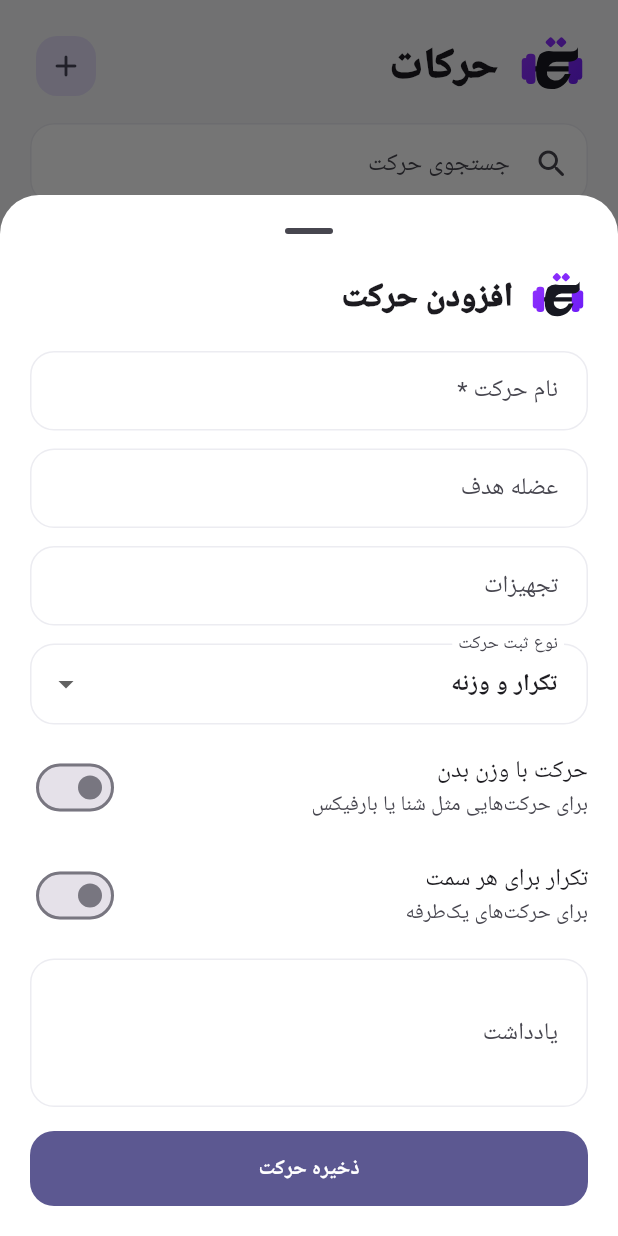
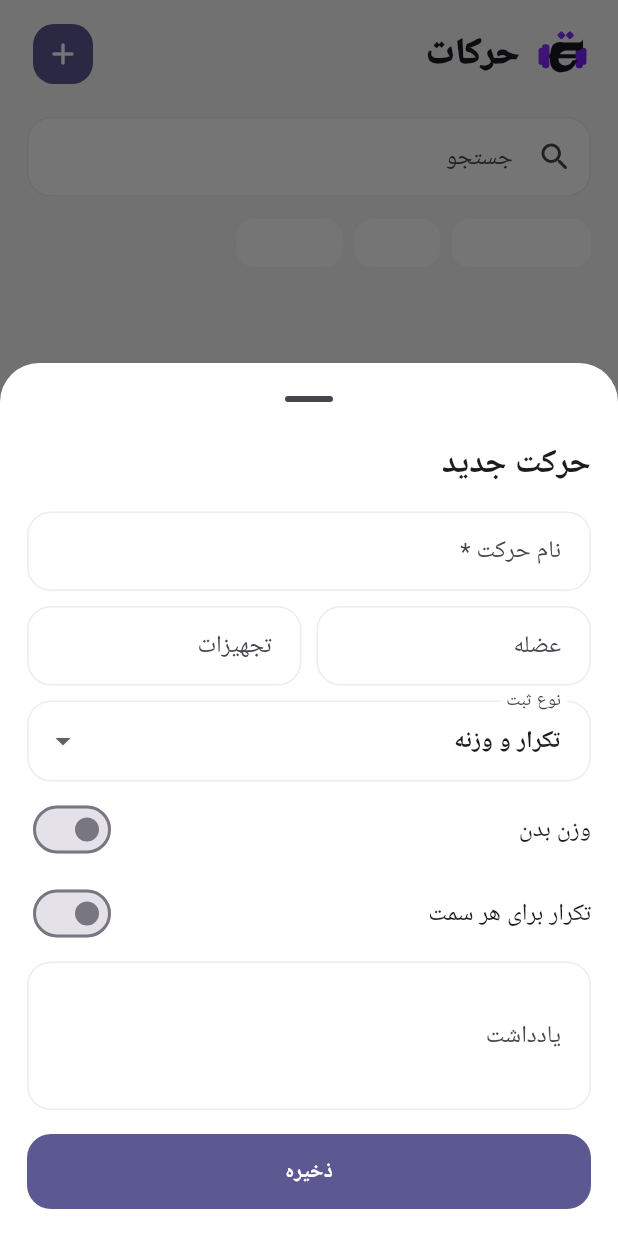
Before and after one commit to sahandse/tamrino, a Flutter app: the ExercisesScreen screen opened directly, after a tap on the "add" icon, on a phone screen of 412 x 824 dp. Run offline on Flutter 3.47's test engine with Material 3 defaults, Android fonts, the phone set to English and light mode, and no system bars; our stand-ins replace file_picker, flutter_local_notifications, flutter_timezone, shared_preferences, sqflite, timezone; accounts and stored records are empty.

Commit message:
design: simplify exercises library UI

```diff
--- a/lib/features/exercises/exercises_screen.dart
+++ b/lib/features/exercises/exercises_screen.dart
@@ -29,29 +29,26 @@ class _ExercisesScreenState extends State<ExercisesScreen> {
     final saved = await showModalBottomSheet<bool>(
       context: context,
       isScrollControlled: true,
-      showDragHandle: true,
       builder: (context) => StatefulBuilder(
         builder: (context, modalSetState) => Directionality(
           textDirection: TextDirection.rtl,
           child: Padding(
-            padding: EdgeInsets.only(left: 20, right: 20, bottom: MediaQuery.of(context).viewInsets.bottom + 20),
+            padding: EdgeInsets.fromLTRB(18, 4, 18, MediaQuery.of(context).viewInsets.bottom + 18),
             child: SingleChildScrollView(
               child: Column(mainAxisSize: MainAxisSize.min, crossAxisAlignment: CrossAxisAlignment.stretch, children: [
+                Text(item == null ? 'حرکت جدید' : 'ویرایش حرکت', style: Theme.of(context).textTheme.titleLarge),
+                const SizedBox(height: 18),
+                TextField(controller: name, decoration: const InputDecoration(labelText: 'نام حرکت *')),
+                const SizedBox(height: 10),
                 Row(children: [
-                  const TamrinoLogo(size: 40),
+                  Expanded(child: TextField(controller: muscle, decoration: const InputDecoration(labelText: 'عضله'))),
                   const SizedBox(width: 10),
-                  Expanded(child: Text(item == null ? 'افزودن حرکت' : 'ویرایش حرکت', style: Theme.of(context).textTheme.titleLarge?.copyWith(fontWeight: FontWeight.w900))),
+                  Expanded(child: TextField(controller: equipment, decoration: const InputDecoration(labelText: 'تجهیزات'))),
                 ]),
-                const SizedBox(height: 16),
-                TextField(controller: name, decoration: const InputDecoration(labelText: 'نام حرکت *')),
-                const SizedBox(height: 12),
-                TextField(controller: muscle, decoration: const InputDecoration(labelText: 'عضله هدف')),
-                const SizedBox(height: 12),
-                TextField(controller: equipment, decoration: const InputDecoration(labelText: 'تجهیزات')),
-                const SizedBox(height: 12),
+                const SizedBox(height: 10),
                 DropdownButtonFormField<String>(
                   initialValue: exerciseMode,
-                  decoration: const InputDecoration(labelText: 'نوع ثبت حرکت'),
+                  decoration: const InputDecoration(labelText: 'نوع ثبت'),
                   items: const [
                     DropdownMenuItem(value: 'reps', child: Text('تکرار و وزنه')),
                     DropdownMenuItem(value: 'timed', child: Text('زمانی')),
@@ -60,22 +57,20 @@ class _ExercisesScreenState extends State<ExercisesScreen> {
                     if (value != null) modalSetState(() => exerciseMode = value);
                   },
                 ),
-                const SizedBox(height: 6),
-                SwitchListTile(
+                const SizedBox(height: 4),
+                SwitchListTile.adaptive(
                   contentPadding: EdgeInsets.zero,
-                  title: const Text('حرکت با وزن بدن'),
-                  subtitle: const Text('برای حرکت‌هایی مثل شنا یا بارفیکس'),
+                  title: const Text('وزن بدن'),
                   value: isBodyweight,
-                  onChanged: (value) => modalSetState(() => isBodyweight = value),
+                  onChanged: (v) => modalSetState(() => isBodyweight = v),
                 ),
-                SwitchListTile(
+                SwitchListTile.adaptive(
                   contentPadding: EdgeInsets.zero,
                   title: const Text('تکرار برای هر سمت'),
-                  subtitle: const Text('برای حرکت‌های یک‌طرفه'),
                   value: perSide,
-                  onChanged: (value) => modalSetState(() => perSide = value),
+                  onChanged: (v) => modalSetState(() => perSide = v),
                 ),
-                const SizedBox(height: 6),
+                const SizedBox(height: 4),
                 TextField(controller: notes, maxLines: 3, decoration: const InputDecoration(labelText: 'یادداشت')),
                 const SizedBox(height: 16),
                 FilledButton(
@@ -105,7 +100,7 @@ class _ExercisesScreenState extends State<ExercisesScreen> {
                     }
                     if (context.mounted) Navigator.pop(context, true);
                   },
-                  child: Text(item == null ? 'ذخیره حرکت' : 'ذخیره تغییرات'),
+                  child: const Text('ذخیره'),
                 ),
               ]),
             ),
@@ -135,21 +130,24 @@ class _ExercisesScreenState extends State<ExercisesScreen> {
 
         return Scaffold(
           body: Padding(
-            padding: const EdgeInsets.all(20),
+            padding: const EdgeInsets.fromLTRB(18, 12, 18, 0),
             child: Column(crossAxisAlignment: CrossAxisAlignment.stretch, children: [
               Row(children: [
-                const TamrinoLogo(size: 48),
-                const SizedBox(width: 12),
-                Expanded(child: Text('حرکات', style: Theme.of(context).textTheme.headlineMedium?.copyWith(fontWeight: FontWeight.w900))),
-                IconButton.filledTonal(onPressed: () => _openExerciseEditor(), icon: const Icon(Icons.add_rounded)),
+                const TamrinoLogo(size: 38),
+                const SizedBox(width: 10),
+                Expanded(child: Text('حرکات', style: Theme.of(context).textTheme.headlineSmall)),
+                IconButton.filled(onPressed: () => _openExerciseEditor(), icon: const Icon(Icons.add_rounded)),
               ]),
-              const SizedBox(height: 14),
-              TextField(onChanged: (value) => setState(() => query = value), decoration: const InputDecoration(hintText: 'جستجوی حرکت', prefixIcon: Icon(Icons.search_rounded))),
+              const SizedBox(height: 18),
+              TextField(
+                onChanged: (value) => setState(() => query = value),
+                decoration: const InputDecoration(hintText: 'جستجو', prefixIcon: Icon(Icons.search_rounded)),
+              ),
               const SizedBox(height: 10),
-              SingleChildScrollView(
-                scrollDirection: Axis.horizontal,
-                child: Row(children: [
-                  FilterChip(label: const Text('علاقه‌مندی'), selected: favoritesOnly, onSelected: (v) => setState(() => favoritesOnly = v)),
+              SizedBox(
+                height: 42,
+                child: ListView(scrollDirection: Axis.horizontal, children: [
+                  FilterChip(label: const Text('★ علاقه‌مندی'), selected: favoritesOnly, onSelected: (v) => setState(() => favoritesOnly = v)),
                   const SizedBox(width: 8),
                   PopupMenuButton<String>(
                     onSelected: (v) => setState(() => muscleFilter = v == '__all' ? null : v),
@@ -164,41 +162,46 @@ class _ExercisesScreenState extends State<ExercisesScreen> {
                   ),
                 ]),
               ),
-              const SizedBox(height: 14),
+              const SizedBox(height: 12),
               Expanded(
                 child: snapshot.connectionState == ConnectionState.waiting
                     ? const Center(child: CircularProgressIndicator())
                     : items.isEmpty
                         ? const _EmptyExercises()
                         : ListView.separated(
+                            padding: const EdgeInsets.only(bottom: 24),
                             itemCount: items.length,
-                            separatorBuilder: (_, __) => const SizedBox(height: 10),
+                            separatorBuilder: (_, _) => const SizedBox(height: 8),
                             itemBuilder: (context, index) {
                               final item = items[index];
-                              final muscle = item['muscle_group'] as String?;
-                              final eq = item['equipment'] as String?;
                               final tags = <String>[
-                                if (muscle?.isNotEmpty == true) muscle!,
-                                if (eq?.isNotEmpty == true) eq!,
+                                if ((item['muscle_group'] as String?)?.isNotEmpty == true) item['muscle_group'] as String,
+                                if ((item['equipment'] as String?)?.isNotEmpty == true) item['equipment'] as String,
                                 if (item['exercise_mode'] == 'timed') 'زمانی',
                                 if (item['is_bodyweight'] == 1) 'وزن بدن',
                                 if (item['per_side'] == 1) 'هر سمت',
                               ];
                               return Card(
                                 child: ListTile(
-                                  leading: CircleAvatar(child: item['is_favorite'] == 1 ? const Icon(Icons.star_rounded) : const TamrinoLogo(size: 25)),
+                                  contentPadding: const EdgeInsets.symmetric(horizontal: 14, vertical: 4),
+                                  leading: Container(
+                                    width: 42,
+                                    height: 42,
+                                    decoration: BoxDecoration(
+                                      color: Theme.of(context).colorScheme.primary.withValues(alpha: .08),
+                                      borderRadius: BorderRadius.circular(13),
+                                    ),
+                                    child: Icon(Icons.fitness_center_rounded, size: 20, color: Theme.of(context).colorScheme.primary),
+                                  ),
                                   title: Text(item['name'] as String, style: const TextStyle(fontWeight: FontWeight.w800)),
-                                  subtitle: Text(tags.join(' • ')),
-                                  trailing: Row(mainAxisSize: MainAxisSize.min, children: [
-                                    IconButton(
+                                  subtitle: tags.isEmpty ? null : Text(tags.join(' • '), maxLines: 1, overflow: TextOverflow.ellipsis),
+                                  trailing: IconButton(
                                     icon: Icon(item['is_favorite'] == 1 ? Icons.star_rounded : Icons.star_border_rounded),
                                     onPressed: () async {
                                       await repo.toggleExerciseFavorite(item['id'] as int, item['is_favorite'] != 1);
                                       if (mounted) setState(() {});
                                     },
                                   ),
-                                    const Icon(Icons.edit_outlined),
-                                  ]),
                                   onTap: () => _openExerciseEditor(item),
                                 ),
                               );
@@ -207,7 +210,6 @@ class _ExercisesScreenState extends State<ExercisesScreen> {
               ),
             ]),
           ),
-          floatingActionButton: FloatingActionButton.extended(onPressed: () => _openExerciseEditor(), icon: const Icon(Icons.add_rounded), label: const Text('حرکت جدید')),
         );
       },
     );
@@ -220,11 +222,11 @@ class _EmptyExercises extends StatelessWidget {
   @override
   Widget build(BuildContext context) => Center(
         child: Column(mainAxisSize: MainAxisSize.min, children: [
-          const TamrinoLogo(size: 82),
-          const SizedBox(height: 18),
-          Text('حرکتی پیدا نشد', style: Theme.of(context).textTheme.titleLarge?.copyWith(fontWeight: FontWeight.w900)),
-          const SizedBox(height: 8),
-          const Text('حرکت واقعی خودت را اضافه کن یا فیلترها را تغییر بده.', textAlign: TextAlign.center),
+          const TamrinoLogo(size: 58),
+          const SizedBox(height: 16),
+          Text('حرکتی پیدا نشد', style: Theme.of(context).textTheme.titleLarge),
+          const SizedBox(height: 6),
+          Text('حرکت جدید اضافه کن یا فیلترها را تغییر بده.', style: TextStyle(color: Theme.of(context).colorScheme.onSurfaceVariant)),
         ]),
       );
 }
```
Lines whose indentation alone changed are shown as unchanged.
